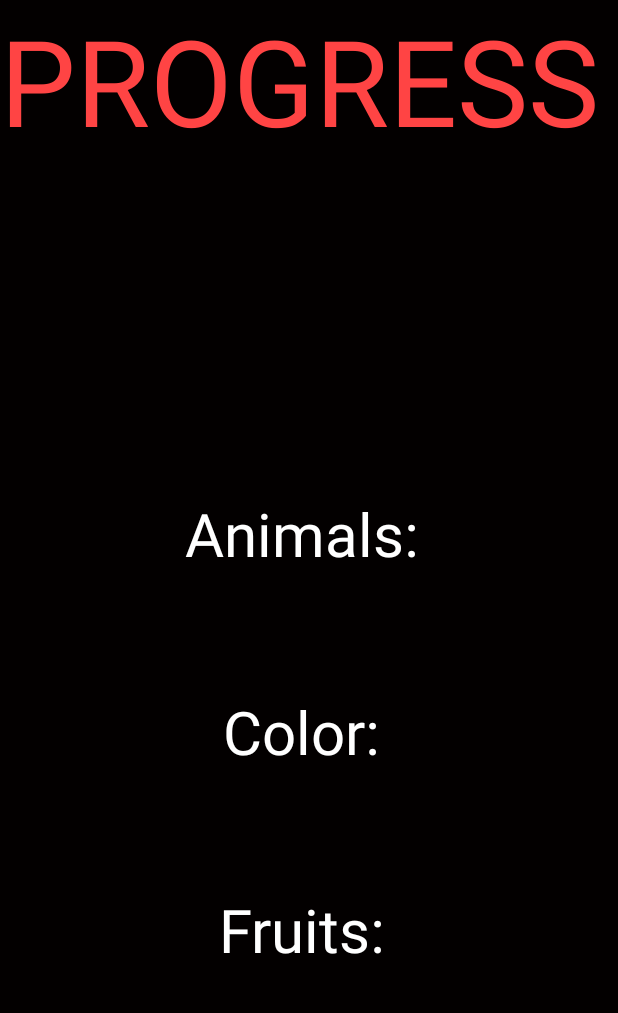
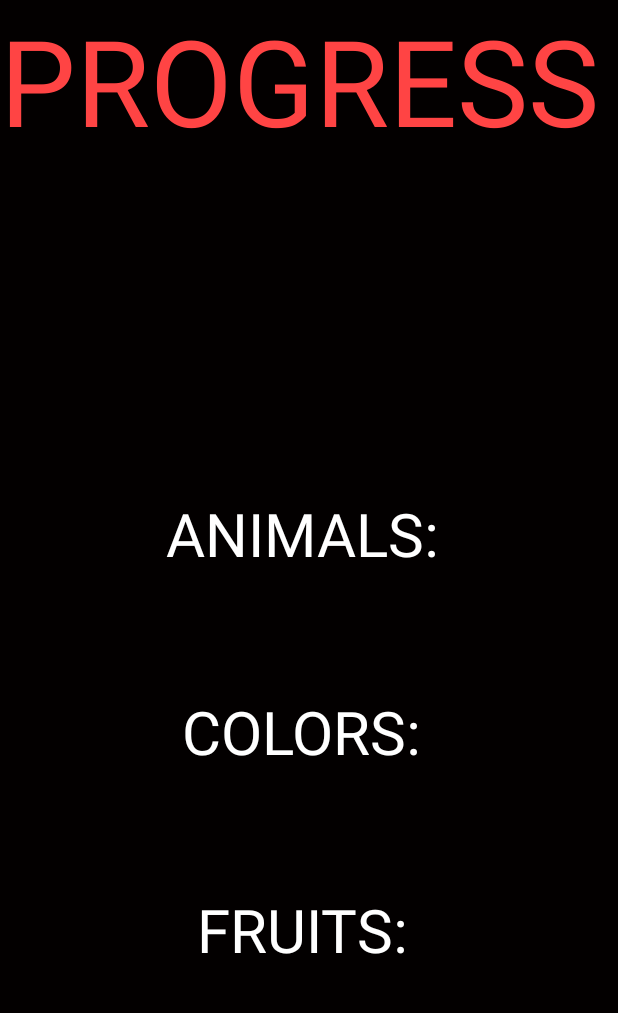
Before and after one commit to Smartboss18/APP1, an Android app: the screen it shows after launch (Progress before the commit, ProgressActivity after it), after a tap on "PROGRESS", on a phone screen of 412 x 824 dp, the part 84-1097 px from its top. Run offline under Robolectric (Android 15) with nearby library versions, the phone set to English and light mode, and no system bars; our stand-ins replace Firebase (no records; nobody signed in at launch, a user with empty details on screens opened directly); 3 statements that could not run were skipped.

Commit message:
Added store and retrieve functions to progress values,

```diff
--- a/app/src/main/AndroidManifest.xml
+++ b/app/src/main/AndroidManifest.xml
@@ -25,7 +25,7 @@
         <activity android:name=".Colors_Learn" />
         <activity android:name=".Fruits_QuizActivity" />
         <activity android:name=".Color_QuizActivity" />
-        <activity android:name=".Progress" />
+        <activity android:name=".ProgressActivity" />
         <activity android:name=".SecurityPage">
         </activity>
     </application>
--- a/app/src/main/java/com/example/shubham/app1/HomeFragment.java
+++ b/app/src/main/java/com/example/shubham/app1/HomeFragment.java
@@ -73,7 +73,7 @@ public class HomeFragment extends Fragment {
         progressButton.setOnClickListener(new View.OnClickListener() {
             @Override
             public void onClick(View view) {
-                Intent progress = new Intent(getContext(), Progress.class);
+                Intent progress = new Intent(getContext(), ProgressActivity.class);
                 startActivity(progress);
             }
         });
--- a/app/src/main/java/com/example/shubham/app1/Progress.java
+++ /dev/null
@@ -1,164 +0,0 @@
-package com.example.shubham.app1;
-
-import android.content.SharedPreferences;
-import android.preference.PreferenceManager;
-import android.support.annotation.NonNull;
-import android.support.v7.app.AppCompatActivity;
-import android.os.Bundle;
-import android.util.Log;
-import android.widget.TextView;
-import android.widget.Toast;
-
-import com.google.android.gms.tasks.OnCompleteListener;
-import com.google.android.gms.tasks.OnFailureListener;
-import com.google.android.gms.tasks.OnSuccessListener;
-
-import com.google.android.gms.tasks.Task;
-import com.google.firebase.database.DatabaseReference;
-import com.google.firebase.database.FirebaseDatabase;
-
-import com.google.firebase.firestore.CollectionReference;
-import com.google.firebase.firestore.DocumentReference;
-import com.google.firebase.firestore.DocumentSnapshot;
-import com.google.firebase.firestore.FirebaseFirestore;
-import com.google.firebase.firestore.Query;
-import com.google.firebase.firestore.QueryDocumentSnapshot;
-import com.google.firebase.firestore.QuerySnapshot;
-import com.google.firebase.firestore.SetOptions;
-import com.google.firebase.firestore.Source;
-
-import java.util.HashMap;
-import java.util.Map;
-import java.util.regex.Pattern;
-
-public class Progress extends AppCompatActivity {
-
-    TextView animalPercent;
-    TextView fruitPercent;
-    TextView colorPercent;
-
-    private DatabaseReference mFirebaseDatabase;
-    FirebaseFirestore db;
-
-    private static final String ANIMAL_KEY = "Animal";
-    private static final String FRUIT_KEY = "Fruit";
-    private static final String COLOR_KEY = "Color";
-
-    String animalPoint;
-    String fruitPoint;
-    String colorPoint;
-    String emailID;
-    String phoneNumber;
-
-    @Override
-    protected void onCreate(Bundle savedInstanceState) {
-        super.onCreate(savedInstanceState);
-        setContentView(R.layout.activity_progress);
-
-        mFirebaseDatabase = FirebaseDatabase.getInstance().getReference();
-        db = FirebaseFirestore.getInstance();
-
-
-        animalPercent = findViewById(R.id.animalPercent);
-        fruitPercent = findViewById(R.id.fruitPercent);
-        colorPercent = findViewById(R.id.colorPercent);
-
-        SharedPreferences sharedPreferences = PreferenceManager.getDefaultSharedPreferences(getApplicationContext());
-        SharedPreferences.Editor editor = sharedPreferences.edit();
-
-        animalPoint = sharedPreferences.getString("animalPercentage", "");
-        fruitPoint = sharedPreferences.getString("fruitPercentage", "");
-        colorPoint = sharedPreferences.getString("colorPercentage", "");
-
-
-        emailID = sharedPreferences.getString("email", "");
-        phoneNumber = sharedPreferences.getString("phoneNumber", "");
-
-        SharedPreferences sharedPreferenceForID = PreferenceManager.getDefaultSharedPreferences(getApplicationContext());
-        String userID = sharedPreferenceForID.getString("userID", "");
-
-        Map<String, Object> progressHashMap = new HashMap<>();
-        progressHashMap.put("UserID", userID);
-        progressHashMap.put("Animals", animalPoint);
-        progressHashMap.put("Fruits", fruitPoint);
-        progressHashMap.put("Color", colorPoint);
-
-        animalPercent.setText("Animals: " + animalPoint);
-        fruitPercent.setText("Fruits: " + fruitPoint);
-        colorPercent.setText("Color: " + colorPoint);
-
-        if (emailID.isEmpty()){
-            progressHashMap.put("Phone", phoneNumber);
-
-            db.collection("PROGRESS").document(phoneNumber)
-                    .set(progressHashMap)
-                    .addOnSuccessListener(new OnSuccessListener<Void>() {
-                        @Override
-                        public void onSuccess(Void aVoid) {
-                            Toast.makeText(Progress.this, "Saved Phone", Toast.LENGTH_SHORT).show();
-                        }
-                    })
-                    .addOnFailureListener(new OnFailureListener() {
-                        @Override
-                        public void onFailure(@NonNull Exception e) {
-
-                        }
-                    });
-
-            db.collection("PROGRESS")
-                    .whereEqualTo("Phone", phoneNumber)
-                    .get()
-                    .addOnCompleteListener(new OnCompleteListener<QuerySnapshot>() {
-                        @Override
-                        public void onComplete(@NonNull Task<QuerySnapshot> task) {
-                            if (task.isSuccessful()) {
-                                for (QueryDocumentSnapshot document : task.getResult()){
-
-                                }
-                            } else {
-
-                            }
-                        }
-                    });
-
-            db.collection("PROGRESS").document(phoneNumber)
-                    .set(progressHashMap, SetOptions.merge());
-        }
-        else
-            {
-                progressHashMap.put("Email", emailID);
-                db.collection("PROGRESS").document()
-                        .set(progressHashMap)
-                        .addOnSuccessListener(new OnSuccessListener<Void>() {
-                            @Override
-                            public void onSuccess(Void aVoid) {
-                                Toast.makeText(Progress.this, "Saved Email", Toast.LENGTH_SHORT).show();
-                            }
-                        })
-                        .addOnFailureListener(new OnFailureListener() {
-                            @Override
-                            public void onFailure(@NonNull Exception e) {
-
-                            }
-                        });
-                db.collection("PROGRESS")
-                        .whereEqualTo("Email", emailID)
-                        .get()
-                        .addOnCompleteListener(new OnCompleteListener<QuerySnapshot>() {
-                            @Override
-                            public void onComplete(@NonNull Task<QuerySnapshot> task) {
-                                if (task.isSuccessful()) {
-                                    for (QueryDocumentSnapshot document : task.getResult()){
-                                        Log.i( " EMAILL", document.get("Color").toString());
-                                    }
-                                } else {
-                                    Log.i( " EMAILL", "FAILED");
-                                }
-                            }
-                        });
-
-                db.collection("PROGRESS").document(emailID)
-                        .set(progressHashMap, SetOptions.merge());
-        }
-    }
-}
--- /dev/null
+++ b/app/src/main/java/com/example/shubham/app1/ProgressActivity.java
@@ -0,0 +1,51 @@
+package com.example.shubham.app1;
+
+import android.content.Context;
+import android.support.v7.app.AppCompatActivity;
+import android.os.Bundle;
+import android.widget.TextView;
+
+import com.google.firebase.firestore.FirebaseFirestore;
+
+
+public class ProgressActivity extends AppCompatActivity {
+
+    TextView animalPercent;
+    TextView fruitPercent;
+    TextView colorPercent;
+
+    FirebaseFirestore db;
+
+    String animalPoint;
+    String fruitPoint;
+    String colorPoint;
+    String currentUser;
+
+    int check = 0;
+
+    @Override
+    protected void onCreate(Bundle savedInstanceState) {
+        super.onCreate(savedInstanceState);
+        setContentView(R.layout.activity_progress);
+
+        db = FirebaseFirestore.getInstance();
+
+        animalPercent = findViewById(R.id.animalPercent);
+        fruitPercent = findViewById(R.id.fruitPercent);
+        colorPercent = findViewById(R.id.colorPercent);
+
+       currentUser = SharedPreferenceUtils.getDetail("CurrentUser", this);
+
+        animalPoint = SharedPreferenceUtils.getDetail("Animal", this);
+        colorPoint = SharedPreferenceUtils.getDetail("Color", this);
+        fruitPoint = SharedPreferenceUtils.getDetail("Fruit", this);
+
+        animalPercent.setText("ANIMALS: " + animalPoint);
+        fruitPercent.setText("FRUITS: " + fruitPoint);
+        colorPercent.setText("COLORS: " + colorPoint);
+
+        String currentUser = SharedPreferenceUtils.getDetail("CurrentUser", getApplicationContext());
+
+        SharedPreferenceUtils.updateProgressInCloud(getApplicationContext(), currentUser);
+    }
+}
--- /dev/null
+++ b/app/src/main/java/com/example/shubham/app1/SharedPreferenceUtils.java
@@ -0,0 +1,92 @@
+package com.example.shubham.app1;
+
+import android.content.Context;
+import android.content.SharedPreferences;
+import android.preference.PreferenceManager;
+import android.support.annotation.NonNull;
+import android.util.Log;
+
+import com.google.android.gms.tasks.OnCompleteListener;
+import com.google.android.gms.tasks.Task;
+import com.google.firebase.firestore.FirebaseFirestore;
+import com.google.firebase.firestore.QueryDocumentSnapshot;
+import com.google.firebase.firestore.QuerySnapshot;
+import com.google.firebase.firestore.SetOptions;
+
+import java.util.HashMap;
+import java.util.Map;
+
+public class SharedPreferenceUtils {
+
+    static FirebaseFirestore db = FirebaseFirestore.getInstance();
+
+    public static void updateProgress(String type, String value, final Context context){
+        SharedPreferences sharedPreferences = PreferenceManager.getDefaultSharedPreferences(context);
+        SharedPreferences.Editor editor = sharedPreferences.edit();
+        editor.putString(type, value);
+        editor.apply();
+
+    }
+
+    public static String getDetail(String key, Context context){
+        SharedPreferences sharedPreferences = PreferenceManager.getDefaultSharedPreferences(context);
+        return sharedPreferences.getString(key, "");
+
+    }
+
+    public static void updateProgressInCloud(final Context context, String user){
+        final Map<String, Object> progressHashMap = new HashMap<>();
+
+        progressHashMap.put("Animal", SharedPreferenceUtils.getDetail("Animal", context));
+        progressHashMap.put("Color", SharedPreferenceUtils.getDetail("Color", context));
+        progressHashMap.put("Fruit", SharedPreferenceUtils.getDetail("Fruit", context));
+
+        db.collection("PROGRESS").document(user)
+                .set(progressHashMap, SetOptions.merge()).addOnCompleteListener(new OnCompleteListener<Void>() {
+            @Override
+            public void onComplete(@NonNull Task<Void> task) {
+                if (task.isSuccessful()) {
+                    Log.i(" CompleteListener", "Success");
+                }else {
+                    Log.i(" CompleteListener", "Failed");
+                }
+            }
+        });
+    }
+
+    public static void checkUserExistance(final Context context, String user, String type){
+        db.collection("PROGRESS")
+                .whereEqualTo(type, user)
+                .get()
+                .addOnCompleteListener(new OnCompleteListener<QuerySnapshot>() {
+                        @Override
+                        public void onComplete(@NonNull Task<QuerySnapshot> task) {
+                            if (task.isSuccessful()) {
+                                for (QueryDocumentSnapshot document : task.getResult()) {
+                                    String animal = document.get("Animal").toString();
+                                    String color = document.get("Color").toString();
+                                    String fruit = document.get("Fruit").toString();
+
+                                    SharedPreferenceUtils.updateProgress("Animal", animal, context);
+                                    SharedPreferenceUtils.updateProgress("Color", color, context);
+                                    SharedPreferenceUtils.updateProgress("Fruit", fruit, context);
+                                }
+                            } else {
+                                SharedPreferenceUtils.updateProgress("Animal", String.valueOf(0), context);
+                                SharedPreferenceUtils.updateProgress("Color", "0", context);
+                                SharedPreferenceUtils.updateProgress("Fruit", "0", context);
+                            }
+                        }
+                    });
+    }
+}
+
+
+//    public static void updateProgressInCloud(final Context context){
+//
+//        final String emailID = SharedPreferenceUtils.getDetail("email" , context);
+//        final String phoneNumber = SharedPreferenceUtils.getDetail("phoneNumber", context);
+//
+//
+//        }
+//    }
--- a/app/src/main/res/layout/activity_progress.xml
+++ b/app/src/main/res/layout/activity_progress.xml
@@ -5,7 +5,7 @@
     android:layout_width="match_parent"
     android:layout_height="match_parent"
     android:background="#030000"
-    tools:context=".Progress">
+    tools:context=".ProgressActivity">
 
     <TextView
         android:id="@+id/textView2"
```
Also changed, not shown: app/build.gradle (+2 -6 lines), app/src/main/java/com/example/shubham/app1/Animal_QuizActivity.java (+1 -9 lines), app/src/main/java/com/example/shubham/app1/Color_QuizActivity.java (+1 -7 lines), app/src/main/java/com/example/shubham/app1/Fruits_QuizActivity.java (+1 -11 lines), app/src/main/java/com/example/shubham/app1/MainActivity.java (+10 -26 lines).
